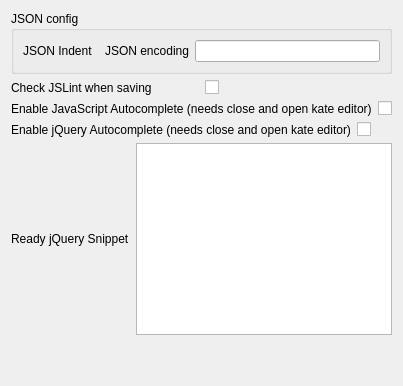
Old version of the form addons/kate/pate/src/plugins/js_utils/js_utils.ui in the repository KDE/kate.
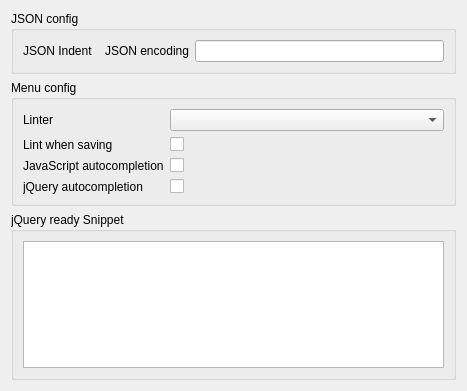
New version of the form. Custom widgets are drawn as their Qt base class.

Commit message: restructured JSUtils

```diff
--- a/addons/kate/pate/src/plugins/js_utils/js_utils.ui
+++ b/addons/kate/pate/src/plugins/js_utils/js_utils.ui
@@ -2,8 +2,14 @@
 <ui version="4.0">
     <class>jsUtilsConfigWidget</class>
     <widget class="QWidget" name="jsConfigWidget">
-        <layout class="QHBoxLayout" name="horizontalLayout_2">
-            <item>
+  <property name="geometry">
+   <rect>
+    <x>0</x>
+    <y>0</y>
+    <width>467</width>
+    <height>391</height>
+   </rect>
+  </property>
                 <layout class="QVBoxLayout" name="verticalLayout">
                     <item>
                         <widget class="QGroupBox" name="groupBox">
@@ -26,7 +32,7 @@
                                     </widget>
                                 </item>
                                 <item>
-                                    <widget class="QLabel" name="label">
+       <widget class="QLabel" name="jsonEncodingLabel">
                                         <property name="text">
                                             <string>JSON encoding</string>
                                         </property>
@@ -43,79 +49,77 @@
                         </widget>
                     </item>
                     <item>
-                        <layout class="QHBoxLayout" name="horizontalLayout">
-                            <item>
-                                <widget class="QLabel" name="label">
+    <widget class="QGroupBox" name="menuConfig">
+     <property name="title">
+      <string>Menu config</string>
+     </property>
+     <layout class="QFormLayout" name="formLayout_2">
+      <item row="1" column="0">
+       <widget class="QLabel" name="lintOnSaveLabel">
                                     <property name="text">
-                                        <string>Check JSLint when saving</string>
-                                    </property>
-                                </widget>
-                            </item>
-                            <item>
-                                <widget class="QCheckBox" name="checkJSLintWhenSave">
-                                </widget>
-                            </item>
-                        </layout>
-                    </item>
-                    <item>
-                        <layout class="QHBoxLayout" name="horizontalLayout">
-                            <item>
-                                <widget class="QLabel" name="label">
+         <string>Lint when saving</string>
+        </property>
+        <property name="buddy">
+         <cstring>lintOnSave</cstring>
+        </property>
+       </widget>
+      </item>
+      <item row="1" column="1">
+       <widget class="QCheckBox" name="lintOnSave"/>
+      </item>
+      <item row="2" column="0">
+       <widget class="QLabel" name="jsAutocompletionLabel">
                                     <property name="text">
-                                        <string>Enable JavaScript Autocomplete (needs close and open kate editor)</string>
-                                    </property>
-                                </widget>
-                            </item>
-                            <item>
-                                <widget class="QCheckBox" name="enableJSAutoComplete">
-                                </widget>
-                            </item>
-                        </layout>
-                    </item>
-                    <item>
-                        <layout class="QHBoxLayout" name="horizontalLayout">
-                            <item>
-                                <widget class="QLabel" name="label">
+         <string>JavaScript autocompletion</string>
+        </property>
+        <property name="buddy">
+         <cstring>jsAutocompletion</cstring>
+        </property>
+       </widget>
+      </item>
+      <item row="2" column="1">
+       <widget class="QCheckBox" name="jsAutocompletion"/>
+      </item>
+      <item row="3" column="0">
+       <widget class="QLabel" name="jQueryAutocompletionLabel">
                                     <property name="text">
-                                        <string>Enable jQuery Autocomplete (needs close and open kate editor)</string>
-                                    </property>
-                                </widget>
-                            </item>
-                            <item>
-                                <widget class="QCheckBox" name="enableJQueryAutoComplete">
-                                </widget>
-                            </item>
-                        </layout>
-                    </item>
-                    <item>
-                        <layout class="QHBoxLayout" name="horizontalLayout">
-                            <item>
-                                <widget class="QLabel" name="label">
+         <string>jQuery autocompletion</string>
+        </property>
+        <property name="buddy">
+         <cstring>jQueryAutocompletion</cstring>
+        </property>
+       </widget>
+      </item>
+      <item row="3" column="1">
+       <widget class="QCheckBox" name="jQueryAutocompletion"/>
+      </item>
+      <item row="0" column="0">
+       <widget class="QLabel" name="linterLabel">
                                     <property name="text">
-                                        <string>Ready jQuery Snippet</string>
-                                    </property>
-                                </widget>
-                            </item>
-                            <item>
-                                <widget class="QTextEdit" name="readyJQuery">
-                                </widget>
-                            </item>
-                        </layout>
+         <string>Linter</string>
+        </property>
+        <property name="buddy">
+         <cstring>linter</cstring>
+        </property>
+       </widget>
+      </item>
+      <item row="0" column="1">
+       <widget class="QComboBox" name="linter"/>
+      </item>
+     </layout>
+    </widget>
                     </item>
                     <item>
-                        <spacer name="verticalSpacer">
-                            <property name="orientation">
-                                <enum>Qt::Vertical</enum>
-                            </property>
-                            <property name="sizeHint" stdset="0">
-                                <size>
-                                    <width>20</width>
-                                    <height>40</height>
-                                </size>
-                            </property>
-                        </spacer>
-                    </item>
-                </layout>
+    <widget class="QGroupBox" name="jQueryReadyConfig">
+     <property name="title">
+      <string>jQuery ready Snippet</string>
+     </property>
+     <layout class="QVBoxLayout" name="verticalLayout_3">
+      <item>
+       <widget class="QTextEdit" name="jQueryReady"/>
+      </item>
+     </layout>
+    </widget>
             </item>
         </layout>
     </widget>
```
Left out of the diff: 18 changed lines with no effect on the pictures. Lines whose indentation alone changed are shown as unchanged. The commit also changes 6 other files.
